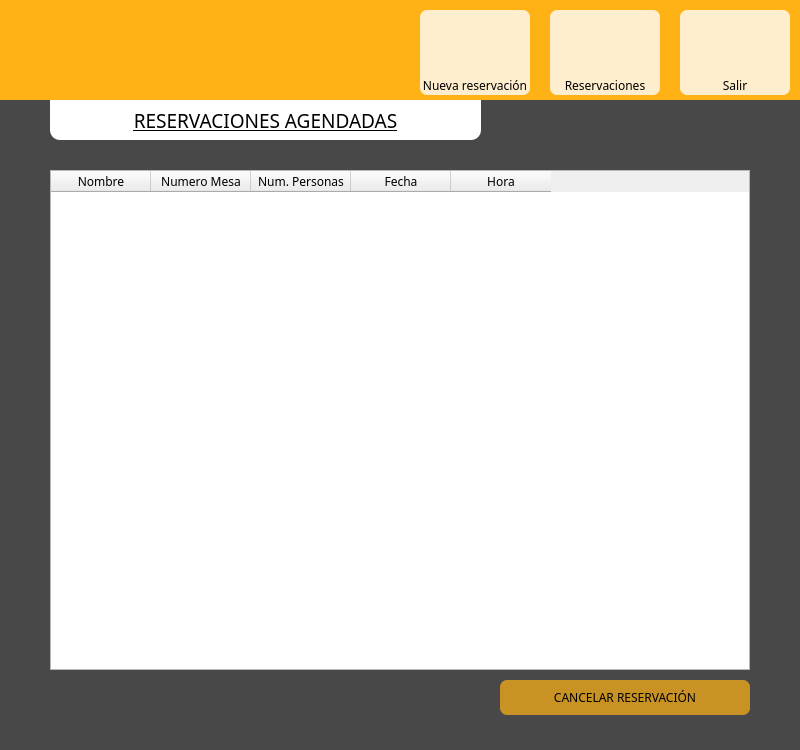
Before: the Qt Designer form anfitrion_menu.ui in DanielPerMon/proyectoSaboreno, drawn with Qt 5.
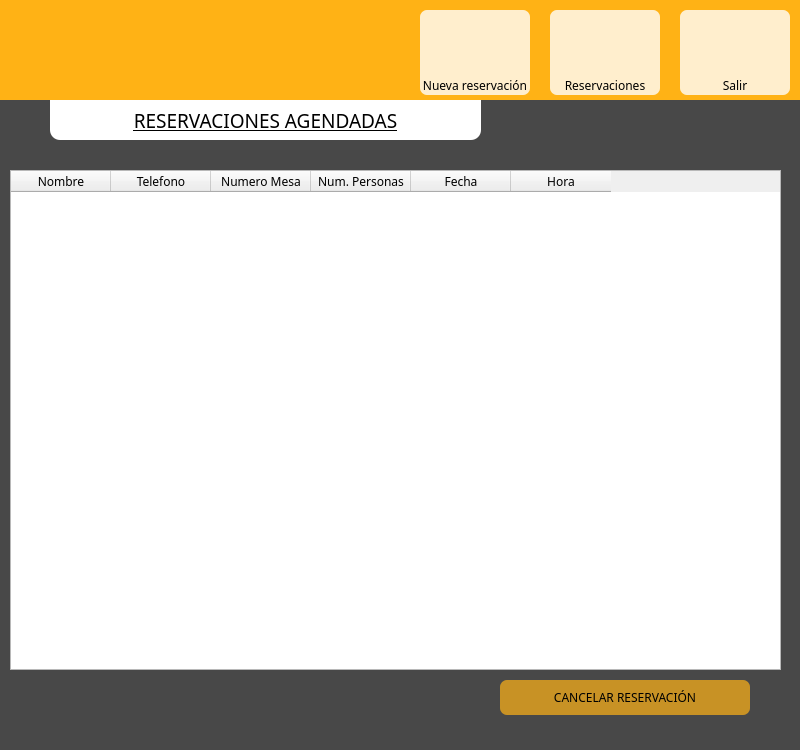
After: the same form once the commit is applied. The open tabs and pages were chosen to show the change. Icons and pictures are not drawn.

The edit to the form file:
```diff
--- a/anfitrion_menu.ui
+++ b/anfitrion_menu.ui
@@ -973,12 +973,15 @@
     <widget class="QTableWidget" name="Reserva_tableWidget">
      <property name="geometry">
       <rect>
-       <x>50</x>
+       <x>10</x>
        <y>70</y>
-       <width>700</width>
+       <width>771</width>
        <height>500</height>
       </rect>
      </property>
+     <attribute name="verticalHeaderVisible">
+      <bool>false</bool>
+     </attribute>
      <column>
       <property name="text">
        <string>Nombre</string>
@@ -992,6 +995,19 @@
        <set>AlignCenter</set>
       </property>
      </column>
+     <column>
+      <property name="text">
+       <string>Telefono</string>
+      </property>
+      <property name="font">
+       <font>
+        <family>Calisto MT</family>
+       </font>
+      </property>
+      <property name="textAlignment">
+       <set>AlignCenter</set>
+      </property>
+     </column>
      <column>
       <property name="text">
        <string>Numero Mesa</string>
```
Left out of the diff: 2 changed lines with no effect on the pictures.
